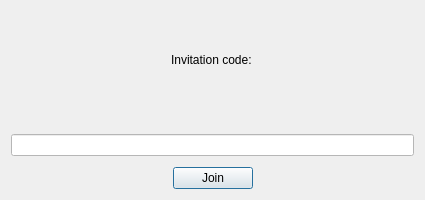
Above: client/Join.ui from anphetamina/CoText before the change. Below: the same form after it.
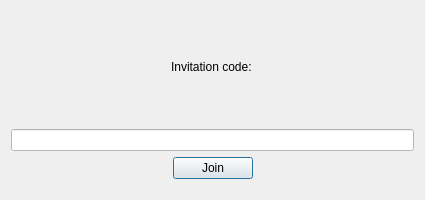
That is the form after the change.

Diff of the .ui file:
```diff
--- a/client/Join.ui
+++ b/client/Join.ui
@@ -74,22 +74,6 @@
        </item>
       </layout>
      </item>
-     <item>
-      <spacer name="verticalSpacer">
-       <property name="orientation">
-        <enum>Qt::Vertical</enum>
-       </property>
-       <property name="sizeType">
-        <enum>QSizePolicy::Fixed</enum>
-       </property>
-       <property name="sizeHint" stdset="0">
-        <size>
-         <width>20</width>
-         <height>20</height>
-        </size>
-       </property>
-      </spacer>
-     </item>
      <item>
       <layout class="QHBoxLayout" name="horizontalLayout_2">
        <item>
@@ -97,22 +81,6 @@
        </item>
       </layout>
      </item>
-     <item>
-      <spacer name="verticalSpacer_2">
-       <property name="orientation">
-        <enum>Qt::Vertical</enum>
-       </property>
-       <property name="sizeType">
-        <enum>QSizePolicy::Fixed</enum>
-       </property>
-       <property name="sizeHint" stdset="0">
-        <size>
-         <width>20</width>
-         <height>5</height>
-        </size>
-       </property>
-      </spacer>
-     </item>
      <item>
       <layout class="QHBoxLayout" name="horizontalLayout_3">
        <item>
@@ -150,6 +118,22 @@
        </item>
       </layout>
      </item>
+     <item>
+      <spacer name="verticalSpacer_2">
+       <property name="orientation">
+        <enum>Qt::Vertical</enum>
+       </property>
+       <property name="sizeType">
+        <enum>QSizePolicy::Fixed</enum>
+       </property>
+       <property name="sizeHint" stdset="0">
+        <size>
+         <width>20</width>
+         <height>10</height>
+        </size>
+       </property>
+      </spacer>
+     </item>
     </layout>
    </item>
   </layout>
```
